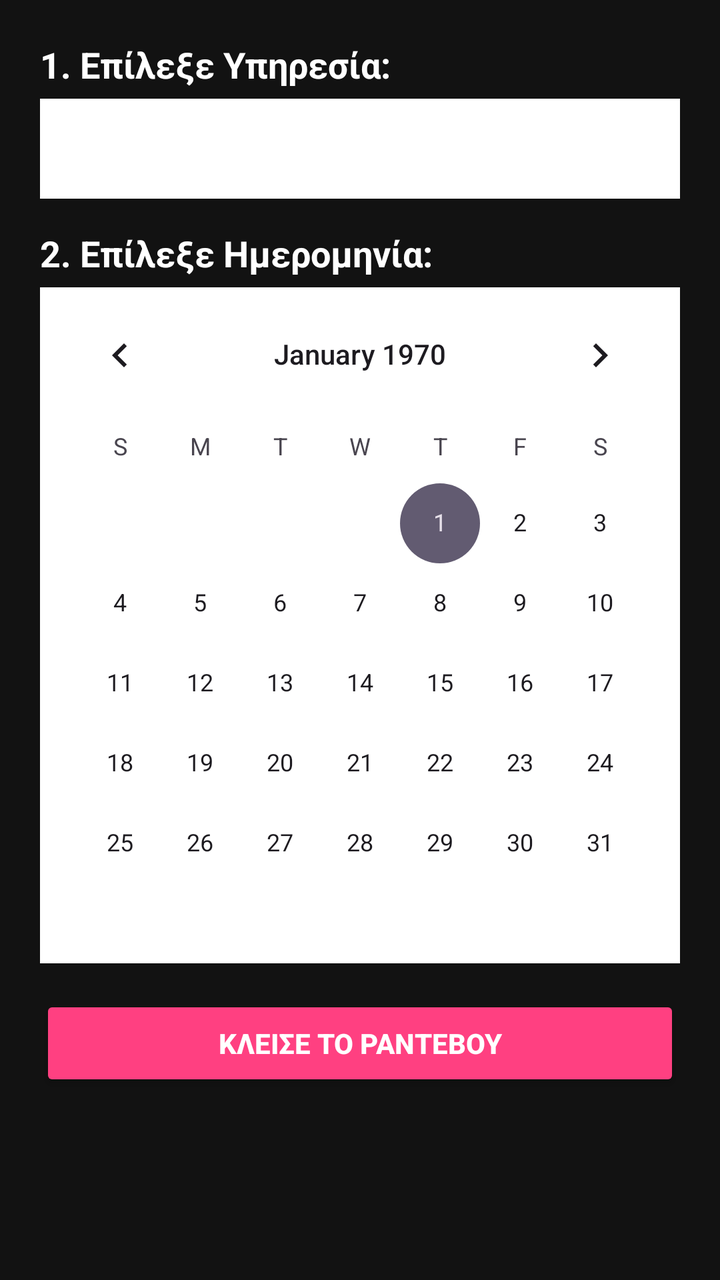
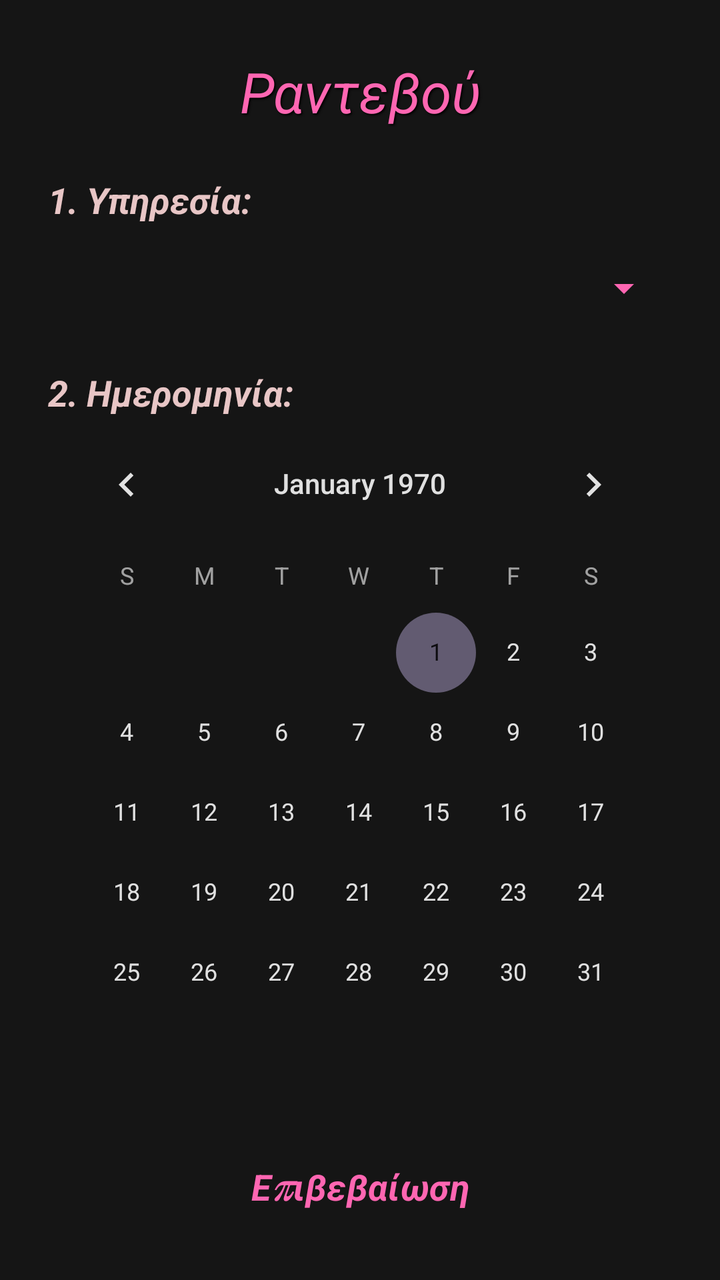

An Android layout rendered at two revisions. The XML below is the earlier revision; the diff shows what the commit changed to produce the second picture.
<!-- AndroidManifest.xml: application theme Theme.Kalypsws_nails -->
<!-- res/layout/dialog_appointment.xml -->
<?xml version="1.0" encoding="utf-8"?>
<LinearLayout xmlns:android="http://schemas.android.com/apk/res/android"
    android:layout_width="match_parent"
    android:layout_height="wrap_content"
    android:orientation="vertical"
    android:padding="20dp"
    android:background="#121212">

    <TextView
        android:layout_width="wrap_content"
        android:layout_height="wrap_content"
        android:text="1. Επίλεξε Υπηρεσία:"
        android:textSize="18sp"
        android:textStyle="bold"
        android:textColor="#FFFFFF" />

    <Spinner
        android:id="@+id/spinnerService"
        android:layout_width="match_parent"
        android:layout_height="50dp"
        android:layout_marginTop="5dp"
        android:layout_marginBottom="15dp"
        android:background="#FFFFFF" />

    <TextView
        android:layout_width="wrap_content"
        android:layout_height="wrap_content"
        android:text="2. Επίλεξε Ημερομηνία:"
        android:textSize="18sp"
        android:textStyle="bold"
        android:textColor="#FFFFFF"
        android:layout_marginBottom="5dp"/>

    <CalendarView
        android:id="@+id/calendarView"
        android:layout_width="match_parent"
        android:layout_height="wrap_content"
        android:background="#FFFFFF"
        android:layout_marginBottom="16dp" />

    <TextView
        android:id="@+id/tvSelectTimeLabel"
        android:layout_width="wrap_content"
        android:layout_height="wrap_content"
        android:text="3. Διαθέσιμες Ώρες:"
        android:textSize="18sp"
        android:textStyle="bold"
        android:textColor="#FFFFFF"
        android:visibility="gone" />

    <Spinner
        android:id="@+id/spinnerHours"
        android:layout_width="match_parent"
        android:layout_height="50dp"
        android:layout_marginTop="5dp"
        android:layout_marginBottom="20dp"
        android:background="#FFFFFF"
        android:visibility="gone" />

    <Button
        android:id="@+id/btnConfirmAppointment"
        android:layout_width="match_parent"
        android:layout_height="wrap_content"
        android:text="Κλεισε το Ραντεβου"
        android:backgroundTint="#FF4081"
        android:textColor="#FFFFFF"
        android:textStyle="bold" />

</LinearLayout>
<!-- resources referenced by this layout -->
<resources>
  <style name="Theme.Kalypsws_nails" parent="Base.Theme.Kalypsws_nails" />
  <style name="Base.Theme.Kalypsws_nails" parent="Theme.Material3.DayNight.NoActionBar">
          
          
      </style>
</resources>

<!-- the commit's change to res/layout/dialog_appointment.xml (unified diff, before → after) -->
@@ -1,69 +1,87 @@
 <?xml version="1.0" encoding="utf-8"?>
 <LinearLayout xmlns:android="http://schemas.android.com/apk/res/android"
+    xmlns:app="http://schemas.android.com/apk/res-auto"
     android:layout_width="match_parent"
     android:layout_height="wrap_content"
     android:orientation="vertical"
-    android:padding="20dp"
-    android:background="#121212">
+    android:background="#151515"
+    android:padding="24dp"> <TextView
+    android:layout_width="match_parent"
+    android:layout_height="wrap_content"
+    android:text="Ραντεβού"
+    android:textColor="#FF66B2"
+    android:textSize="28sp"
+    android:fontFamily="@font/font4"
+    android:textStyle="italic"
+    android:gravity="center"
+    android:shadowColor="#000000"
+    android:shadowDx="2"
+    android:shadowDy="2"
+    android:shadowRadius="2"
+    android:layout_marginBottom="24dp"/>
 
     <TextView
-        android:layout_width="wrap_content"
+        android:layout_width="match_parent"
         android:layout_height="wrap_content"
-        android:text="1. Επίλεξε Υπηρεσία:"
+        android:text="1. Υπηρεσία:"
+        android:textColor="#E8C6C6"
         android:textSize="18sp"
-        android:textStyle="bold"
-        android:textColor="#FFFFFF" />
+        android:textStyle="bold|italic"
+        android:layout_marginBottom="8dp"/>
 
     <Spinner
         android:id="@+id/spinnerService"
         android:layout_width="match_parent"
-        android:layout_height="50dp"
-        android:layout_marginTop="5dp"
-        android:layout_marginBottom="15dp"
-        android:background="#FFFFFF" />
+        android:layout_height="48dp"
+        android:backgroundTint="#FF66B2"
+        android:layout_marginBottom="16dp"/>
 
     <TextView
-        android:layout_width="wrap_content"
+        android:layout_width="match_parent"
         android:layout_height="wrap_content"
-        android:text="2. Επίλεξε Ημερομηνία:"
+        android:text="2. Ημερομηνία:"
+        android:textColor="#E8C6C6"
         android:textSize="18sp"
-        android:textStyle="bold"
-        android:textColor="#FFFFFF"
-        android:layout_marginBottom="5dp"/>
+        android:textStyle="bold|italic" />
 
     <CalendarView
         android:id="@+id/calendarView"
         android:layout_width="match_parent"
         android:layout_height="wrap_content"
-        android:background="#FFFFFF"
-        android:layout_marginBottom="16dp" />
+        android:theme="@android:style/ThemeOverlay.Material.Dark"
+        android:layout_marginBottom="16dp"/>
 
     <TextView
         android:id="@+id/tvSelectTimeLabel"
-        android:layout_width="wrap_content"
+        android:layout_width="match_parent"
         android:layout_height="wrap_content"
         android:text="3. Διαθέσιμες Ώρες:"
+        android:textColor="#E8C6C6"
         android:textSize="18sp"
-        android:textStyle="bold"
-        android:textColor="#FFFFFF"
-        android:visibility="gone" />
+        android:textStyle="bold|italic"
+        android:visibility="gone"
+        android:layout_marginBottom="8dp"/>
 
     <Spinner
         android:id="@+id/spinnerHours"
         android:layout_width="match_parent"
-        android:layout_height="50dp"
-        android:layout_marginTop="5dp"
-        android:layout_marginBottom="20dp"
-        android:background="#FFFFFF"
-        android:visibility="gone" />
+        android:layout_height="48dp"
+        android:backgroundTint="#FF66B2"
+        android:visibility="gone"
+        android:layout_marginBottom="24dp"/>
 
     <Button
         android:id="@+id/btnConfirmAppointment"
+        style="?attr/materialButtonOutlinedStyle"
         android:layout_width="match_parent"
-        android:layout_height="wrap_content"
-        android:text="Κλεισε το Ραντεβου"
-        android:backgroundTint="#FF4081"
-        android:textColor="#FFFFFF"
-        android:textStyle="bold" />
+        android:layout_height="60dp"
+        android:text="Επιβεβαίωση"
+        android:textColor="#FF66B2"
+        android:textSize="18sp"
+        android:textStyle="bold|italic"
+        android:fontFamily="@font/font4"
+        app:strokeColor="#FF66B2"
+        app:strokeWidth="1.5dp"
+        app:backgroundTint="#000000" />
 
 </LinearLayout>
